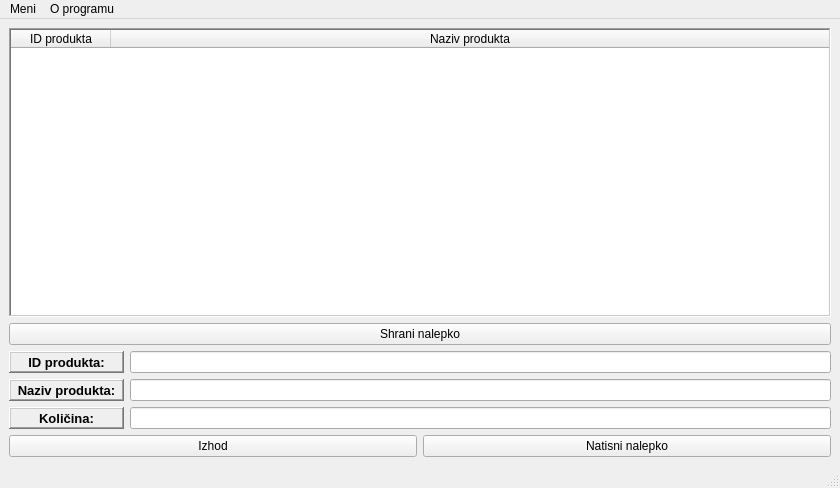
Above: mainwindow.ui from nejcSedo/PrintNalepk before the change. Below: the same form after it.
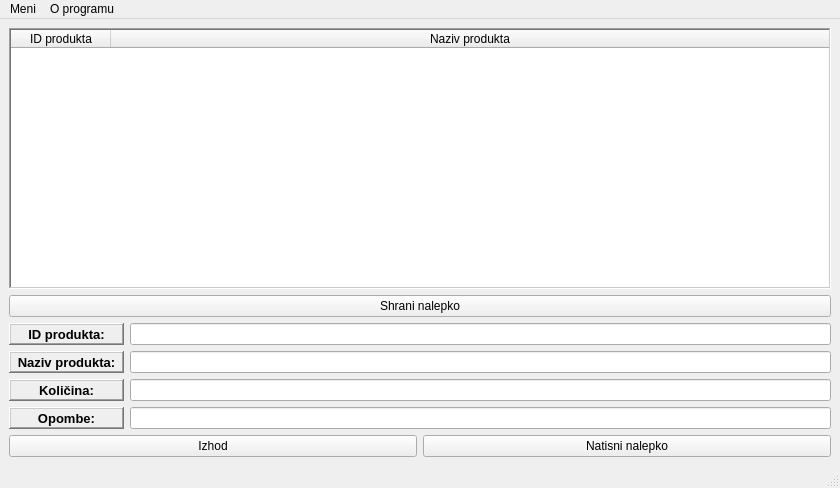
That is the form after the change. Icons and pictures are not drawn.

Diff of the .ui file:
```diff
--- a/mainwindow.ui
+++ b/mainwindow.ui
@@ -16,8 +16,6 @@
   <widget class="QWidget" name="centralwidget">
    <layout class="QGridLayout" name="gridLayout">
     <item row="0" column="0">
-     <layout class="QVBoxLayout" name="verticalLayout_2">
-      <item>
        <widget class="QTreeWidget" name="treeWidget">
         <property name="frameShape">
          <enum>QFrame::WinPanel</enum>
@@ -46,7 +44,7 @@
         </column>
        </widget>
       </item>
-      <item>
+    <item row="1" column="0">
        <widget class="QPushButton" name="pushButton_shraniNalepko">
         <property name="text">
          <string>Shrani nalepko</string>
@@ -57,49 +55,7 @@
         </property>
        </widget>
       </item>
-      <item>
-       <layout class="QHBoxLayout" name="horizontalLayout_4">
-        <item>
-         <widget class="QLabel" name="label_IDprodukta">
-          <property name="minimumSize">
-           <size>
-            <width>115</width>
-            <height>0</height>
-           </size>
-          </property>
-          <property name="font">
-           <font>
-            <pointsize>10</pointsize>
-            <weight>75</weight>
-            <bold>true</bold>
-           </font>
-          </property>
-          <property name="layoutDirection">
-           <enum>Qt::LeftToRight</enum>
-          </property>
-          <property name="frameShape">
-           <enum>QFrame::WinPanel</enum>
-          </property>
-          <property name="frameShadow">
-           <enum>QFrame::Raised</enum>
-          </property>
-          <property name="text">
-           <string>ID produkta:</string>
-          </property>
-          <property name="alignment">
-           <set>Qt::AlignCenter</set>
-          </property>
-          <property name="buddy">
-           <cstring>lineEdit_IDprodukta</cstring>
-          </property>
-         </widget>
-        </item>
-        <item>
-         <widget class="QLineEdit" name="lineEdit_IDprodukta"/>
-        </item>
-       </layout>
-      </item>
-      <item>
+    <item row="3" column="0">
        <layout class="QHBoxLayout" name="horizontalLayout_3">
         <item>
          <widget class="QLabel" name="label_nazivProdukta">
@@ -141,7 +97,7 @@
         </item>
        </layout>
       </item>
-      <item>
+    <item row="4" column="0">
        <layout class="QHBoxLayout" name="horizontalLayout_2">
         <item>
          <widget class="QLabel" name="label_kolicina">
@@ -183,7 +139,91 @@
         </item>
        </layout>
       </item>
+    <item row="2" column="0">
+     <layout class="QHBoxLayout" name="horizontalLayout_4">
       <item>
+       <widget class="QLabel" name="label_IDprodukta">
+        <property name="minimumSize">
+         <size>
+          <width>115</width>
+          <height>0</height>
+         </size>
+        </property>
+        <property name="font">
+         <font>
+          <pointsize>10</pointsize>
+          <weight>75</weight>
+          <bold>true</bold>
+         </font>
+        </property>
+        <property name="layoutDirection">
+         <enum>Qt::LeftToRight</enum>
+        </property>
+        <property name="frameShape">
+         <enum>QFrame::WinPanel</enum>
+        </property>
+        <property name="frameShadow">
+         <enum>QFrame::Raised</enum>
+        </property>
+        <property name="text">
+         <string>ID produkta:</string>
+        </property>
+        <property name="alignment">
+         <set>Qt::AlignCenter</set>
+        </property>
+        <property name="buddy">
+         <cstring>lineEdit_IDprodukta</cstring>
+        </property>
+       </widget>
+      </item>
+      <item>
+       <widget class="QLineEdit" name="lineEdit_IDprodukta"/>
+      </item>
+     </layout>
+    </item>
+    <item row="5" column="0">
+     <layout class="QHBoxLayout" name="horizontalLayout_5">
+      <item>
+       <widget class="QLabel" name="label_opombe">
+        <property name="minimumSize">
+         <size>
+          <width>115</width>
+          <height>0</height>
+         </size>
+        </property>
+        <property name="font">
+         <font>
+          <pointsize>10</pointsize>
+          <weight>75</weight>
+          <bold>true</bold>
+         </font>
+        </property>
+        <property name="frameShape">
+         <enum>QFrame::WinPanel</enum>
+        </property>
+        <property name="frameShadow">
+         <enum>QFrame::Raised</enum>
+        </property>
+        <property name="lineWidth">
+         <number>1</number>
+        </property>
+        <property name="text">
+         <string>Opombe:</string>
+        </property>
+        <property name="alignment">
+         <set>Qt::AlignCenter</set>
+        </property>
+        <property name="buddy">
+         <cstring>lineEdit_opombe</cstring>
+        </property>
+       </widget>
+      </item>
+      <item>
+       <widget class="QLineEdit" name="lineEdit_opombe"/>
+      </item>
+     </layout>
+    </item>
+    <item row="6" column="0">
        <layout class="QVBoxLayout" name="verticalLayout">
         <item>
          <layout class="QHBoxLayout" name="horizontalLayout">
@@ -214,8 +254,6 @@
        </layout>
       </item>
      </layout>
-    </item>
-   </layout>
   </widget>
   <widget class="QMenuBar" name="menubar">
    <property name="geometry">
```
Left out of the diff: 2 changed lines with no effect on the pictures. Lines whose indentation alone changed are shown as unchanged.
